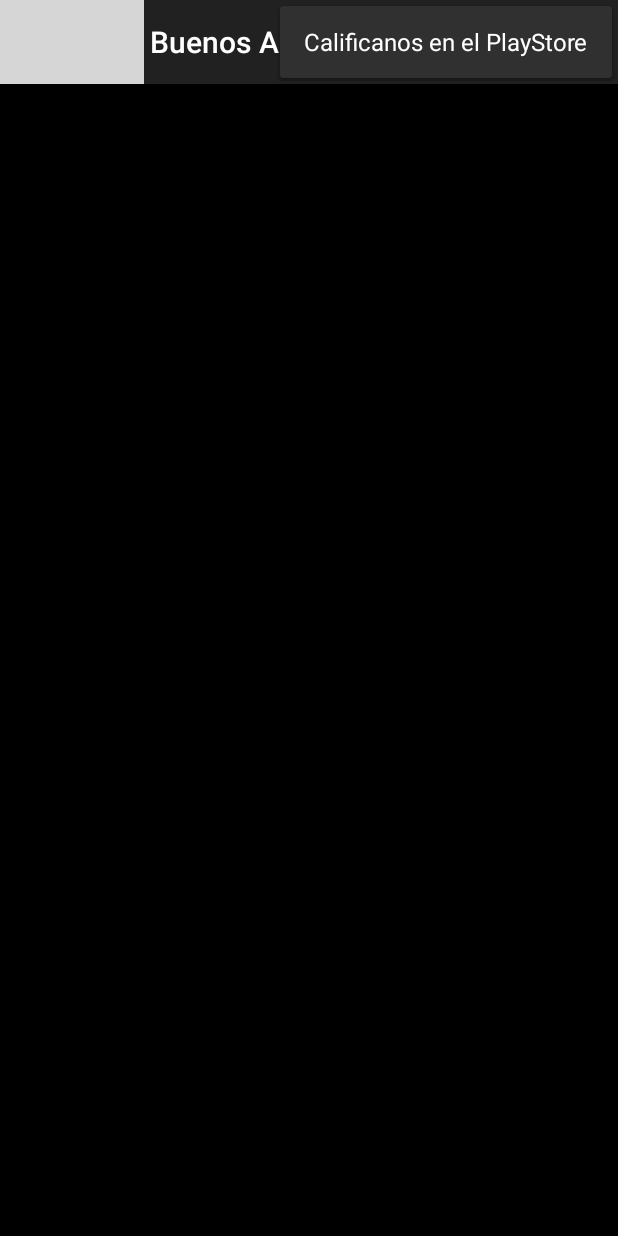
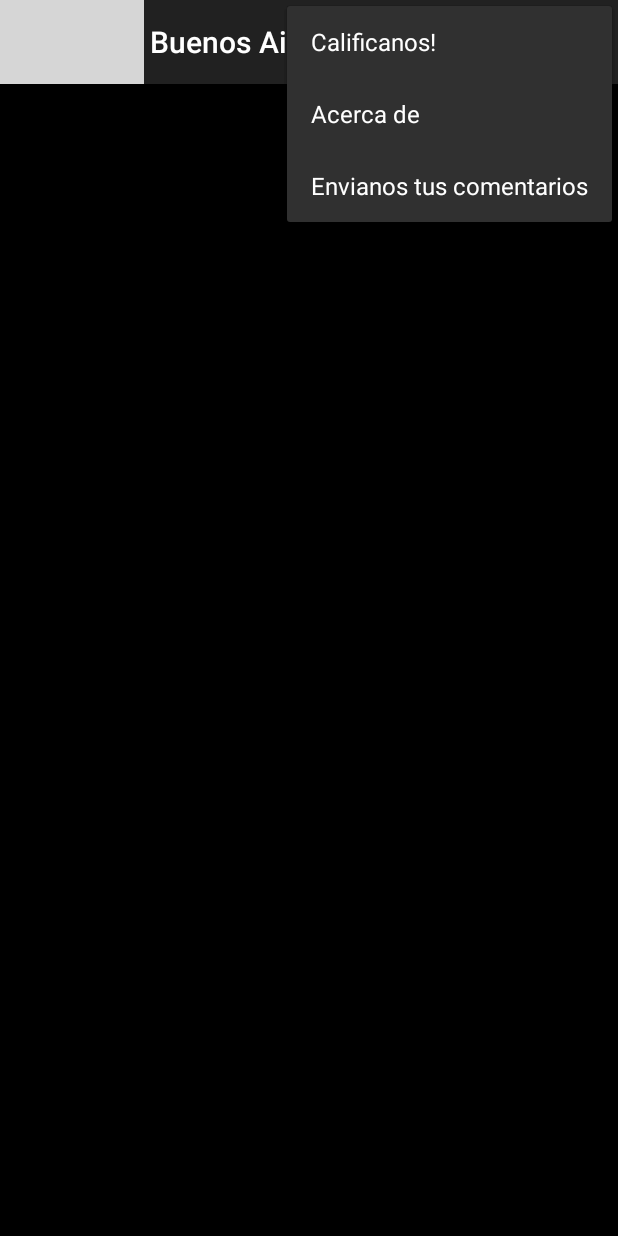
Before and after one commit to feragusper/BuenosAiresAntesYDespues, an Android app: the HistoricalRecordDetailsActivity screen opened directly, with no data from a screen before it, with the options menu open, on a phone screen of 412 x 824 dp. Run offline under Robolectric (Android 15) with nearby library versions, the phone set to English and light mode, and no system bars; our stand-ins replace ButterKnife, Dagger/Hilt's generated code, Picasso; libraries missing offline, so code that uses them is left out: rx.android.schedulers, rx.schedulers, rx.subscriptions; pictures from the network do not load; 3 statements that could not run were skipped; grey boxes are pictures that could not be loaded.

Commit message:
* #292 - About * #294 - Feedback

```diff
--- a/presentation/src/main/java/com/feragusper/buenosairesantesydespues/di/components/HistoricalRecordComponent.java
+++ b/presentation/src/main/java/com/feragusper/buenosairesantesydespues/di/components/HistoricalRecordComponent.java
@@ -2,6 +2,7 @@ package com.feragusper.buenosairesantesydespues.di.components;
 
 import com.feragusper.buenosairesantesydespues.di.PerActivity;
 import com.feragusper.buenosairesantesydespues.di.modules.ActivityModule;
+import com.feragusper.buenosairesantesydespues.di.modules.ApplicationModule;
 import com.feragusper.buenosairesantesydespues.di.modules.HistoricalRecordModule;
 import com.feragusper.buenosairesantesydespues.view.fragment.HistoricalRecordDetailsFragment;
 import com.feragusper.buenosairesantesydespues.view.fragment.HistoricalRecordListFragment;
--- a/presentation/src/main/java/com/feragusper/buenosairesantesydespues/view/activity/BaseActivity.java
+++ b/presentation/src/main/java/com/feragusper/buenosairesantesydespues/view/activity/BaseActivity.java
@@ -6,6 +6,7 @@ import android.app.FragmentTransaction;
 import android.graphics.PorterDuff;
 import android.graphics.drawable.Drawable;
 import android.os.Bundle;
+import android.support.annotation.CallSuper;
 import android.support.v4.content.ContextCompat;
 import android.support.v7.app.AppCompatActivity;
 import android.support.v7.widget.Toolbar;
@@ -21,6 +22,9 @@ import com.feragusper.buenosairesantesydespues.navigation.Navigator;
 
 import javax.inject.Inject;
 
+import butterknife.ButterKnife;
+import butterknife.InjectView;
+
 /**
  * @author Fernando.Perez
  * @since 0.1
@@ -31,12 +35,19 @@ public abstract class BaseActivity extends AppCompatActivity {
 
     @Inject
     Navigator navigator;
+    @InjectView(R.id.toolbar)
+    Toolbar toolbar;
 
     @Override
     protected void onCreate(Bundle savedInstanceState) {
         super.onCreate(savedInstanceState);
         this.getApplicationComponent().inject(this);
+        setContentView(getContentViewResourceId());
+        ButterKnife.inject(this);
+        initializeToolBar();
     }
+
+    protected abstract int getContentViewResourceId();
 
     @Override
     public boolean onCreateOptionsMenu(Menu menu) {
@@ -53,14 +64,22 @@ public abstract class BaseActivity extends AppCompatActivity {
             case R.id.action_rate:
                 navigator.navigateToPlayStore(this);
                 return true;
+            case R.id.action_about:
+                navigator.navigateToAbout(this);
+                return true;
+            case R.id.action_send_feedback:
+                navigator.navigateToSendFeedback(this);
+                return true;
             default:
                 return super.onOptionsItemSelected(item);
         }
     }
 
+    @CallSuper
     protected void initializeToolBar() {
-        Toolbar toolbar = (Toolbar) findViewById(R.id.toolbar);
-        setSupportActionBar(toolbar);
+        if (toolbar != null) {
+            setSupportActionBar(toolbar);
+        }
     }
 
     /**
--- a/presentation/src/main/java/com/feragusper/buenosairesantesydespues/view/activity/HistoricalRecordDetailsActivity.java
+++ b/presentation/src/main/java/com/feragusper/buenosairesantesydespues/view/activity/HistoricalRecordDetailsActivity.java
@@ -39,12 +39,6 @@ public class HistoricalRecordDetailsActivity extends BaseActivity implements Has
     @Override
     protected void onCreate(Bundle savedInstanceState) {
         super.onCreate(savedInstanceState);
-        // Commented because of error = requestFeature() must be called before adding content
-//        requestWindowFeature(Window.FEATURE_INDETERMINATE_PROGRESS);
-        setContentView(R.layout.activity_historical_record_details);
-
-        initializeToolBar();
-
         this.initializeActivity(savedInstanceState);
         this.initializeInjector();
     }
@@ -77,6 +71,11 @@ public class HistoricalRecordDetailsActivity extends BaseActivity implements Has
         getSupportActionBar().setHomeAsUpIndicator(upArrow);
     }
 
+    @Override
+    protected int getContentViewResourceId() {
+        return R.layout.activity_historical_record_details;
+    }
+
     /**
      * Initializes this activity.
      */
--- a/presentation/src/main/res/menu/base_actions.xml
+++ b/presentation/src/main/res/menu/base_actions.xml
@@ -3,6 +3,12 @@
     xmlns:baad="http://schemas.android.com/apk/res-auto">
     <!-- Search, should appear as action button -->
     <item android:id="@+id/action_rate"
-        android:title="@string/action_rate"
+        android:title="@string/rate_this_app"
+        baad:showAsAction="never" />
+    <item android:id="@+id/action_about"
+        android:title="@string/about"
+        baad:showAsAction="never" />
+    <item android:id="@+id/action_send_feedback"
+        android:title="@string/send_feedback"
         baad:showAsAction="never" />
 </menu>
--- a/presentation/src/main/res/values/strings.xml
+++ b/presentation/src/main/res/values/strings.xml
@@ -13,5 +13,9 @@
     <string name="share_body">Mira el antes y el despues de %1$s en => %2$s</string>
 
     <!-- Menu -->
-    <string name="action_rate">Calificanos en el PlayStore</string>
+    <string name="rate_this_app">Calificanos!</string>
+    <string name="about">Acerca de</string>
+    <string name="send_feedback">Envianos tus comentarios</string>
+    <string name="version">Version %1$s</string>
+    <string name="send_feedback_subject">Feedback desde BAAD Android</string>
 </resources>
```
Also changed, not shown: build.gradle (+18 -24 lines), presentation/src/main/AndroidManifest.xml (+7 -5 lines), presentation/src/main/java/com/feragusper/buenosairesantesydespues/navigation/Navigator.java (+25 -0 lines), presentation/src/main/java/com/feragusper/buenosairesantesydespues/view/activity/AboutActivity.java (added, +52 -0 lines), presentation/src/main/java/com/feragusper/buenosairesantesydespues/view/activity/HistoricalRecordListActivity.java (+5 -6 lines), presentation/src/main/java/com/feragusper/buenosairesantesydespues/view/fragment/HistoricalRecordDetailsFragment.java (+10 -18 lines), presentation/src/main/res/layout/activity_about.xml (added, +22 -0 lines), presentation/src/main/res/menu/menu_about.xml (added, +15 -0 lines), 1 other file.
